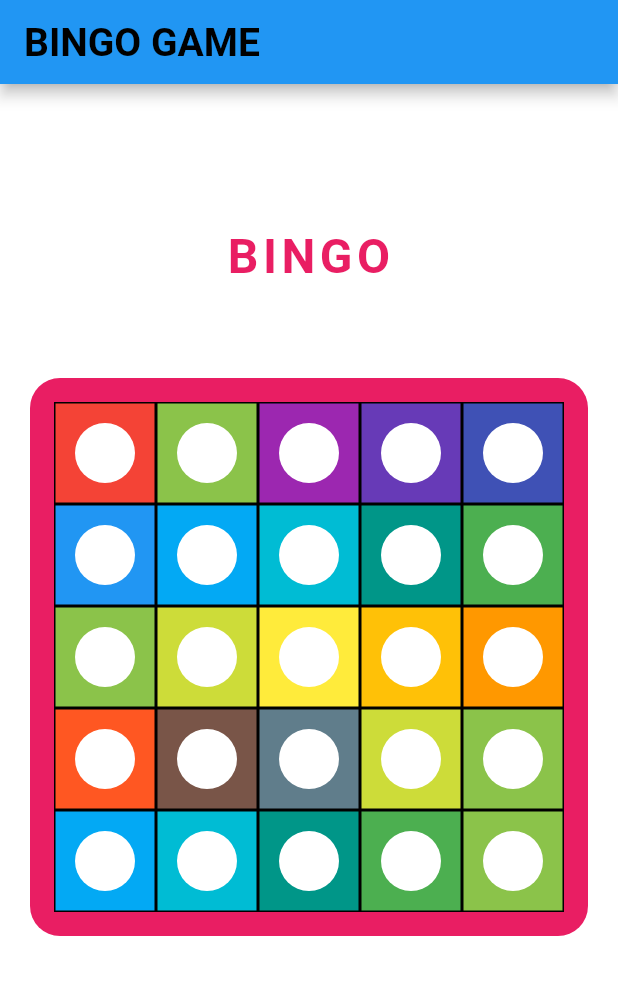
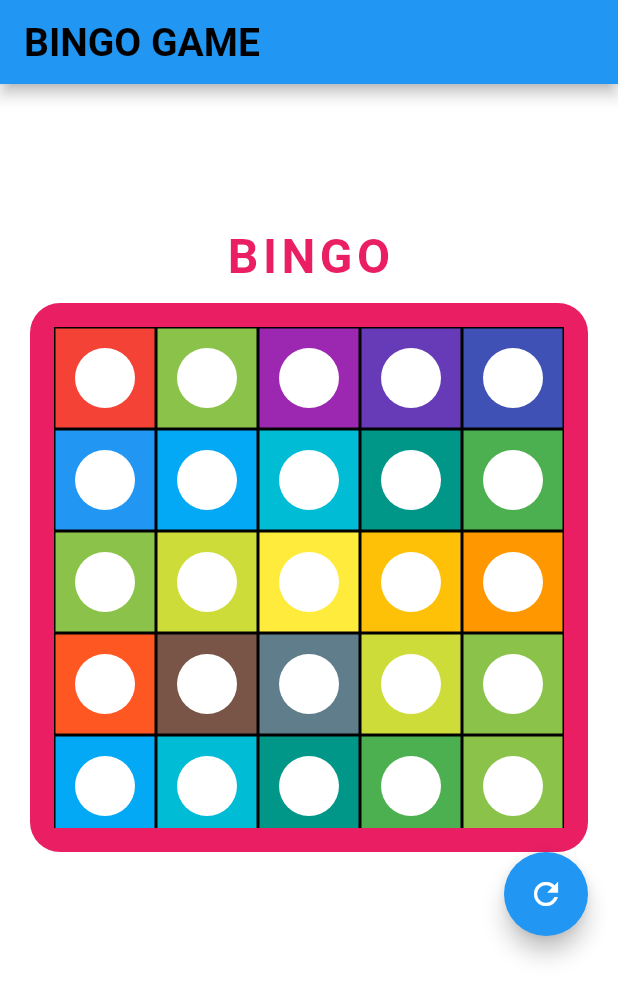
Before and after one commit to VishnuNV-msil/bingo_app2, a Flutter app: the screen it shows after launch, on a phone screen of 412 x 824 dp. Shown: the top 999 px of the screen. Run offline on Flutter 3.47's test engine with Material 2 defaults, Android fonts, the phone set to English and light mode, and no system bars; our stand-ins replace bloc, flutter_bloc.

Commit message:
added refresh button

```diff
--- a/lib/bloc/bingo_bloc.dart
+++ b/lib/bloc/bingo_bloc.dart
@@ -2,9 +2,10 @@ import 'bloc_event.dart';
 import 'bloc_state.dart';
 // ignore: depend_on_referenced_packages
 import 'package:bloc/bloc.dart';
+
 class BingoBloc extends Bloc<BingoEvent, BingoState> {
   List userSelectedList = [];
-  final List numbersList = List.generate(25, (int index) => '');
+  List numbersList = List.generate(25, (int index) => '');
   int number = 0;
   List crossedList = [];
   final List dLeft = [4, 8, 12, 16, 20];
@@ -19,14 +20,21 @@ class BingoBloc extends Bloc<BingoEvent, BingoState> {
   final List r3 = [10, 11, 12, 13, 14];
   final List r4 = [15, 16, 17, 18, 19];
   final List r5 = [20, 21, 22, 23, 24];
-  final List bingoList = [];
+   List bingoList = [];
 
-
-@override
+  @override
   BingoBloc() : super(BingoInitialState()) {
     on<BingoAddNumberEvent>((event, emit) {
       addToUserSelectedList(event.userIndexValue);
       emit(BingoAddNumberState(numbersList, bingoList));
+    });
+    on<BingoRefreshEvent>((event, emit) {
+      number = 0;
+      numbersList = List.generate(25, (int index) => '');
+      userSelectedList = [];
+      bingoList = [];
+      crossedList = [];
+      emit(BingoRefreshState());
     });
   }
   void addToUserSelectedList(int index) {
--- a/lib/bloc/bloc_event.dart
+++ b/lib/bloc/bloc_event.dart
@@ -7,3 +7,7 @@ class BingoAddNumberEvent extends BingoEvent {
   int userIndexValue;
   BingoAddNumberEvent(this.userIndexValue);
 }
+
+class BingoRefreshEvent extends BingoEvent {
+  BingoRefreshEvent();
+}
--- a/lib/bloc/bloc_state.dart
+++ b/lib/bloc/bloc_state.dart
@@ -8,3 +8,7 @@ class BingoAddNumberState extends BingoState {
    List bingoList;
   BingoAddNumberState(this.userIndexList,this.bingoList);
 }
+
+class BingoRefreshState extends BingoState {
+  BingoRefreshState();
+}
--- a/lib/screen/BingoScreen.dart
+++ b/lib/screen/BingoScreen.dart
@@ -23,7 +23,8 @@ class _BingoScreenState extends State<BingoScreen> {
       child: Scaffold(
         backgroundColor: Colors.white,
         appBar: AppBar(
-          title: const Text(Strings.appBarTitle,
+          title: const Text(
+            Strings.appBarTitle,
             style: TextStyle(
                 fontSize: 26, fontWeight: FontWeight.bold, color: Colors.black),
           ),
@@ -87,18 +88,14 @@ class _BingoTableState extends State<BingoTable> {
                             itemCount: 25,
                             gridDelegate:
                                 const SliverGridDelegateWithFixedCrossAxisCount(
-                                    crossAxisCount: 5,
-                                    childAspectRatio: 1),
-                            itemBuilder:
-                                (BuildContext context, int index) {
+                                    crossAxisCount: 5, childAspectRatio: 1),
+                            itemBuilder: (BuildContext context, int index) {
                               return ButtonWidget(
                                 buttonTapped: () {
-                                  bingoBloc
-                            .add(BingoAddNumberEvent(index));
+                                  bingoBloc.add(BingoAddNumberEvent(index));
                                 },
                                 buttonText: state is BingoAddNumberState
-                                    ? state.userIndexList[index]
-                                        .toString()
+                                    ? state.userIndexList[index].toString()
                                     : '',
                                 textColor: Colors.black,
                                 index: index,
@@ -108,7 +105,13 @@ class _BingoTableState extends State<BingoTable> {
                 ),
               );
             },
-          )
+          ),
+          FloatingActionButton(
+              heroTag: 'btn2',
+              child: const Icon(Icons.refresh),
+              onPressed: () {
+                bingoBloc.add(BingoRefreshEvent());
+              }),
         ],
       ),
     );
```
